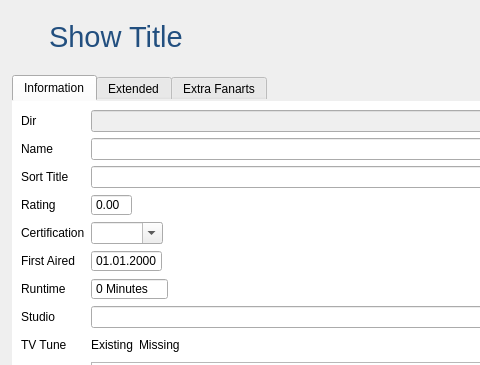
The window that tvShows/TvShowWidgetTvShow.ui (Komet/MediaElch) describes before a commit, drawn with Qt 5; both pictures show x 0 to 480 and y 0 to 365 of the 954 by 783 pixel window.
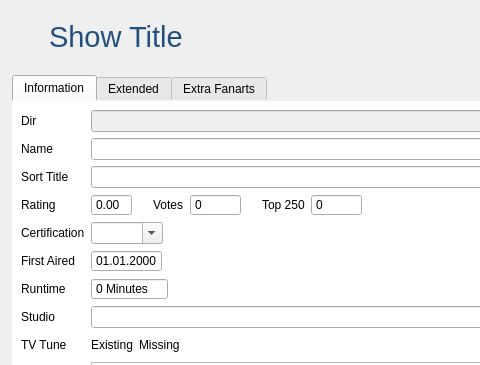
The same window after the commit. Icons and pictures are not drawn. Custom widgets are drawn as their Qt base class.

Diff of the .ui file:
```diff
--- a/tvShows/TvShowWidgetTvShow.ui
+++ b/tvShows/TvShowWidgetTvShow.ui
@@ -161,13 +161,6 @@
               </property>
              </widget>
             </item>
-            <item row="3" column="1">
-             <widget class="QDoubleSpinBox" name="rating">
-              <property name="buttonSymbols">
-               <enum>QAbstractSpinBox::NoButtons</enum>
-              </property>
-             </widget>
-            </item>
             <item row="4" column="0">
              <widget class="QLabel" name="label_8">
               <property name="text">
@@ -301,6 +294,83 @@
             <item row="2" column="1">
              <widget class="QLineEdit" name="sortTitle"/>
             </item>
+            <item row="3" column="1">
+             <layout class="QHBoxLayout" name="horizontalLayout_4">
+              <item>
+               <widget class="QDoubleSpinBox" name="rating">
+                <property name="buttonSymbols">
+                 <enum>QAbstractSpinBox::NoButtons</enum>
+                </property>
+               </widget>
+              </item>
+              <item>
+               <spacer name="horizontalSpacer_5">
+                <property name="orientation">
+                 <enum>Qt::Horizontal</enum>
+                </property>
+                <property name="sizeType">
+                 <enum>QSizePolicy::Fixed</enum>
+                </property>
+                <property name="sizeHint" stdset="0">
+                 <size>
+                  <width>15</width>
+                  <height>20</height>
+                 </size>
+                </property>
+               </spacer>
+              </item>
+              <item>
+               <widget class="QLabel" name="label_12">
+                <property name="text">
+                 <string>Votes</string>
+                </property>
+               </widget>
+              </item>
+              <item>
+               <widget class="MySpinBox" name="votes">
+                <property name="buttonSymbols">
+                 <enum>QAbstractSpinBox::NoButtons</enum>
+                </property>
+                <property name="maximum">
+                 <number>9999999</number>
+                </property>
+               </widget>
+              </item>
+              <item>
+               <spacer name="horizontalSpacer_2">
+                <property name="orientation">
+                 <enum>Qt::Horizontal</enum>
+                </property>
+                <property name="sizeType">
+                 <enum>QSizePolicy::Fixed</enum>
+                </property>
+                <property name="sizeHint" stdset="0">
+                 <size>
+                  <width>15</width>
+                  <height>20</height>
+                 </size>
+                </property>
+               </spacer>
+              </item>
+              <item>
+               <widget class="QLabel" name="label_11">
+                <property name="text">
+                 <string>Top 250</string>
+                </property>
+               </widget>
+              </item>
+              <item>
+               <widget class="MySpinBox" name="top250">
+                <property name="buttonSymbols">
+                 <enum>QAbstractSpinBox::NoButtons</enum>
+                </property>
+                <property name="maximum">
+                 <number>9999999</number>
+                </property>
+               </widget>
+              </item>
+             </layout>
+            </item>
            </layout>
           </item>
          </layout>
@@ -1157,6 +1227,11 @@
    <extends>QLabel</extends>
    <header>smallWidgets/MyLabel.h</header>
   </customwidget>
+  <customwidget>
+   <class>MySpinBox</class>
+   <extends>QSpinBox</extends>
+   <header>smallWidgets/MySpinBox.h</header>
+  </customwidget>
  </customwidgets>
  <resources>
   <include location="../MediaElch.qrc"/>
```
